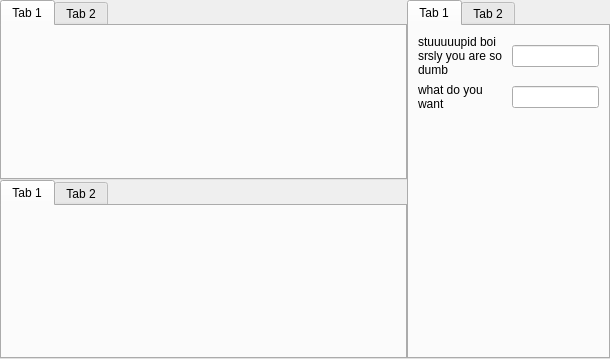
The window that editor/editor.ui (pyunity/pyunity-gui) describes before a commit, drawn with Qt 5.
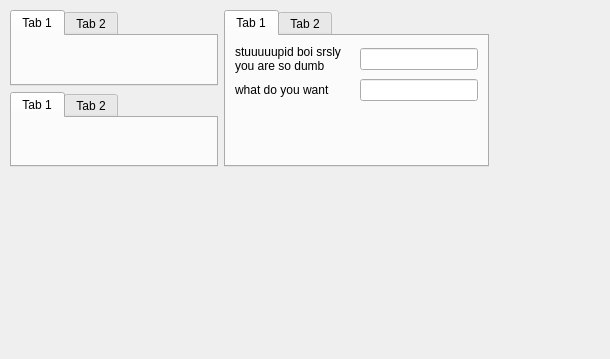
The same window after the commit. The open tabs and pages were chosen to show the change. Icons and pictures are not drawn.

```diff
--- a/editor/editor.ui
+++ b/editor/editor.ui
@@ -1670,22 +1670,33 @@
      <verstretch>0</verstretch>
     </sizepolicy>
    </property>
-   <layout class="QGridLayout" name="gridLayout" rowstretch="0,0" columnstretch="2,1">
-    <property name="leftMargin">
-     <number>0</number>
+   <widget class="QWidget" name="">
+    <property name="geometry">
+     <rect>
+      <x>10</x>
+      <y>10</y>
+      <width>479</width>
+      <height>157</height>
+     </rect>
     </property>
-    <property name="topMargin">
+    <layout class="QGridLayout" name="gridLayout">
+     <item row="0" column="0">
+      <widget class="QTabWidget" name="tabWidget">
+       <property name="currentIndex">
      <number>0</number>
     </property>
-    <property name="rightMargin">
-     <number>0</number>
-    </property>
-    <property name="bottomMargin">
-     <number>0</number>
-    </property>
-    <property name="spacing">
-     <number>0</number>
-    </property>
+       <widget class="QWidget" name="tab">
+        <attribute name="title">
+         <string>Tab 1</string>
+        </attribute>
+       </widget>
+       <widget class="QWidget" name="tab_2">
+        <attribute name="title">
+         <string>Tab 2</string>
+        </attribute>
+       </widget>
+      </widget>
+     </item>
     <item row="0" column="1" rowspan="2">
      <widget class="QTabWidget" name="tabWidget_2">
       <property name="currentIndex">
@@ -1803,23 +1814,6 @@
       </widget>
      </widget>
     </item>
-    <item row="0" column="0">
-     <widget class="QTabWidget" name="tabWidget">
-      <property name="currentIndex">
-       <number>0</number>
-      </property>
-      <widget class="QWidget" name="tab">
-       <attribute name="title">
-        <string>Tab 1</string>
-       </attribute>
-      </widget>
-      <widget class="QWidget" name="tab_2">
-       <attribute name="title">
-        <string>Tab 2</string>
-       </attribute>
-      </widget>
-     </widget>
-    </item>
     <item row="1" column="0">
      <widget class="QTabWidget" name="tabWidget_3">
       <widget class="QWidget" name="tab_5">
@@ -1836,6 +1830,7 @@
      </widget>
     </item>
    </layout>
+   </widget>
   </widget>
   <widget class="QMenuBar" name="menubar">
    <property name="geometry">
```
Left out of the diff: 2 changed lines with no effect on the pictures. Lines whose indentation alone changed are shown as unchanged.
